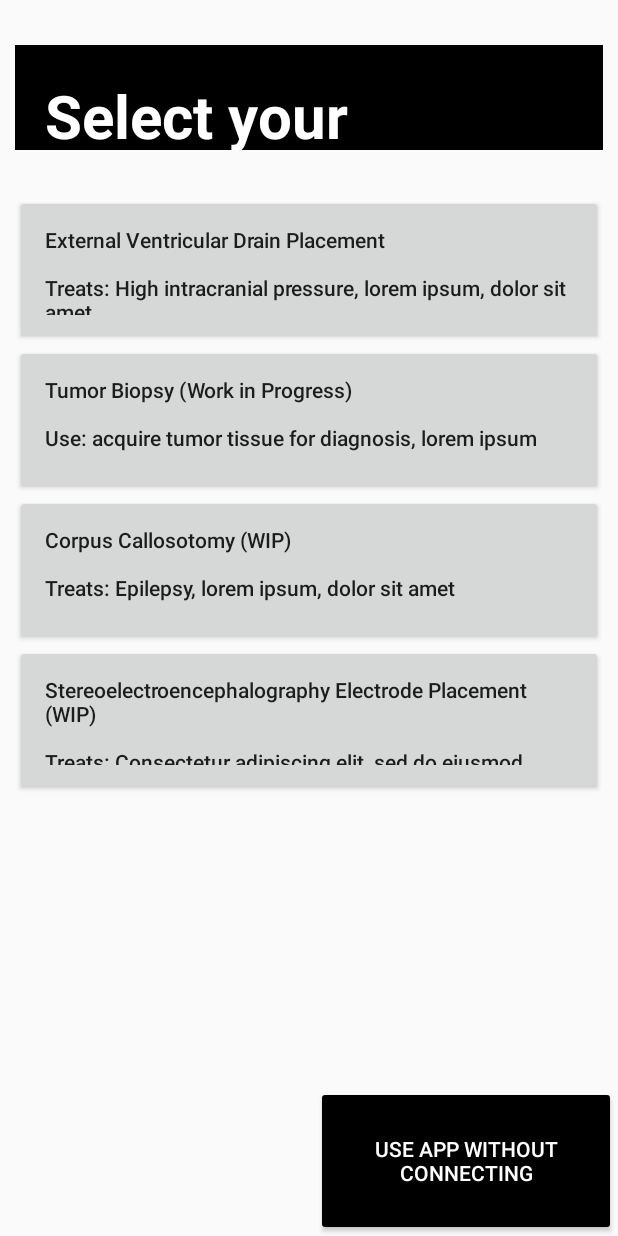
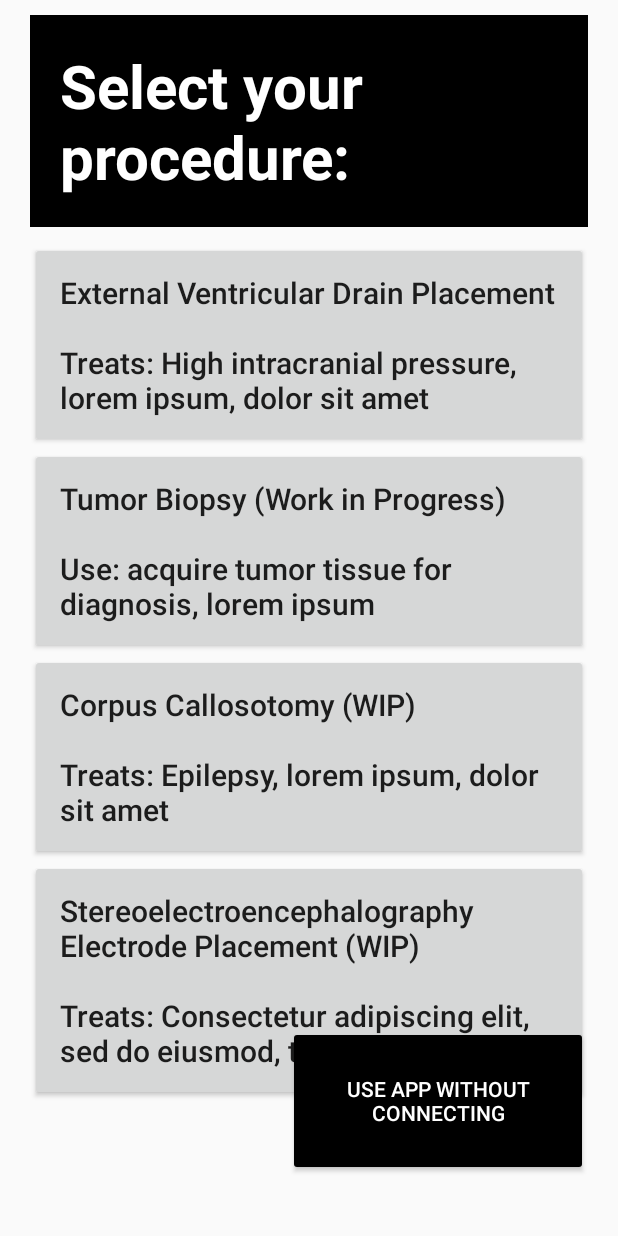
Before and after one commit to jacobs10482/ATLAS-UI, an Android app: the screen it shows after launch (MainActivity), on a phone screen of 412 x 824 dp. Run offline under Robolectric (Android 15) with nearby library versions, the phone set to English and light mode, and no system bars; libraries missing offline, so code that uses them is left out: org.zeromq.

```diff
--- a/app/src/main/res/layout/activity_main.xml
+++ b/app/src/main/res/layout/activity_main.xml
@@ -5,6 +5,7 @@
     android:id="@+id/main"
     android:layout_width="match_parent"
     android:layout_height="match_parent"
+    android:fitsSystemWindows="true"
     tools:context=".MainActivity">
 
     <LinearLayout
--- a/app/src/main/res/layout/pick_procedure_main.xml
+++ b/app/src/main/res/layout/pick_procedure_main.xml
@@ -5,6 +5,7 @@
     android:id="@+id/main"
     android:layout_width="match_parent"
     android:layout_height="match_parent"
+    android:fitsSystemWindows="true"
     tools:context=".MainActivity">
 
     <LinearLayout
@@ -15,10 +16,10 @@
         <!-- Header Bar with Exit Button -->
         <LinearLayout
             android:layout_width="match_parent"
-            android:layout_height="70dp"
+            android:layout_height="wrap_content"
             android:orientation="horizontal"
-            android:paddingHorizontal="10dp"
-            android:layout_marginVertical="30dp">
+            android:paddingHorizontal="20dp"
+            android:layout_marginVertical="10dp">
             <View
                 android:layout_width="0dp"
                 android:layout_height="0dp"
@@ -27,7 +28,7 @@
             <TextView
                 android:id="@+id/titleTextView"
                 android:layout_width="match_parent"
-                android:layout_height="113dp"
+                android:layout_height="wrap_content"
                 android:background="@color/black"
                 android:gravity="start"
                 android:paddingStart="20dp"
@@ -48,73 +49,62 @@
             android:orientation="horizontal"
             android:layout_weight="1">
 
-            <!-- Left Side Image Section -->
-            <LinearLayout
-                android:layout_width="match_parent"
-                android:layout_height="match_parent"
-                android:layout_weight="1"
-                android:orientation="vertical"
-                android:gravity="top"
-                android:layout_marginBottom="30dp">
-
             <LinearLayout
                 android:layout_width="match_parent"
                 android:layout_height="wrap_content"
                 android:gravity="center"
                 android:orientation="vertical"
-                    android:paddingHorizontal="10dp">
+                android:paddingHorizontal="20dp">
                 <!-- Corrected Button Tags -->
                 <Button
                     android:id="@+id/EVDButton"
                     android:layout_width="match_parent"
-                        android:layout_height="100dp"
+                    android:layout_height="wrap_content"
                     android:clickable="true"
                     android:scaleType="centerInside"
                     android:padding="20dp"
                     android:gravity="left"
                     android:textAllCaps="false"
-                        android:text="External Ventricular Drain Placement\n\nTreats: High intracranial pressure, lorem ipsum, dolor sit amet" />
+                    android:text="External Ventricular Drain Placement\n\nTreats: High intracranial pressure, lorem ipsum, dolor sit amet"
+                    android:textSize="20sp" />
 
                 <Button
                     android:id="@+id/dialog2"
                     android:layout_width="match_parent"
-                        android:layout_height="100dp"
+                    android:layout_height="wrap_content"
                     android:clickable="true"
                     android:scaleType="centerInside"
                     android:padding="20dp"
                     android:gravity="left"
                     android:textAllCaps="false"
-                        android:text="Tumor Biopsy (Work in Progress)\n\nUse: acquire tumor tissue for diagnosis, lorem ipsum" />
+                    android:text="Tumor Biopsy (Work in Progress)\n\nUse: acquire tumor tissue for diagnosis, lorem ipsum"
+                    android:textSize="20sp" />
 
                 <Button
 
                     android:layout_width="match_parent"
-                        android:layout_height="100dp"
+                    android:layout_height="wrap_content"
                     android:clickable="true"
                     android:scaleType="centerInside"
                     android:padding="20dp"
                     android:gravity="left"
                     android:textAllCaps="false"
-                        android:text="Corpus Callosotomy (WIP)\n\nTreats: Epilepsy, lorem ipsum, dolor sit amet" />
+                    android:text="Corpus Callosotomy (WIP)\n\nTreats: Epilepsy, lorem ipsum, dolor sit amet"
+                    android:textSize="20sp" />
 
                 <Button
                     android:layout_width="match_parent"
-                        android:layout_height="100dp"
+                    android:layout_height="wrap_content"
                     android:clickable="true"
                     android:scaleType="centerInside"
                     android:padding="20dp"
                     android:gravity="left"
                     android:textAllCaps="false"
-                        android:text="Stereoelectroencephalography Electrode Placement (WIP)\n\nTreats: Consectetur adipiscing elit, sed do eiusmod, tempor incididunt" />
+                    android:text="Stereoelectroencephalography Electrode Placement (WIP)\n\nTreats: Consectetur adipiscing elit, sed do eiusmod, tempor incididunt"
+                    android:textSize="20sp" />
             </LinearLayout>
         </LinearLayout>
     </LinearLayout>
-
-        <!-- Button Section Below Content -->
-        <androidx.constraintlayout.widget.ConstraintLayout
-            android:layout_width="match_parent"
-            android:layout_height="wrap_content"
-            android:layout_marginTop="20dp">
 
     <Button
         android:id="@+id/noConnection"
@@ -125,9 +115,8 @@
         android:textColor="@color/white"
         app:layout_constraintBottom_toBottomOf="parent"
         app:layout_constraintEnd_toEndOf="parent"
-                android:layout_marginTop="50dp"
-                android:layout_marginEnd="1dp" />
+        android:layout_marginRight="20dp"
+        android:layout_marginBottom="40dp"
+        />
+
 </androidx.constraintlayout.widget.ConstraintLayout>
-
-    </LinearLayout>
-</androidx.constraintlayout.widget.ConstraintLayout>
```
Also changed, not shown: app/src/main/java/com/example/atlasinstructionsskeleton/MainActivity.java (+31 -3 lines). Lines whose indentation alone changed are shown as unchanged.
